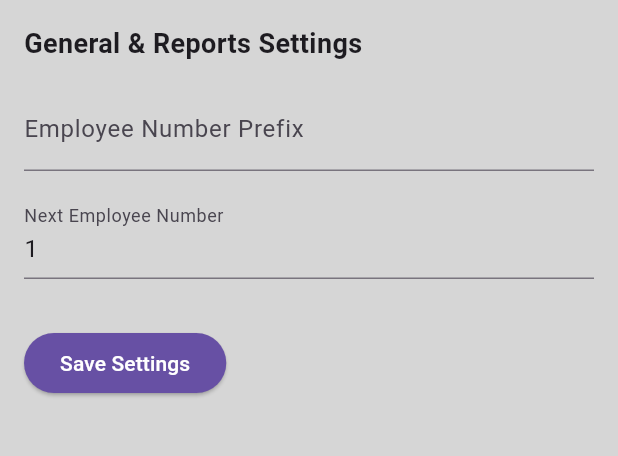
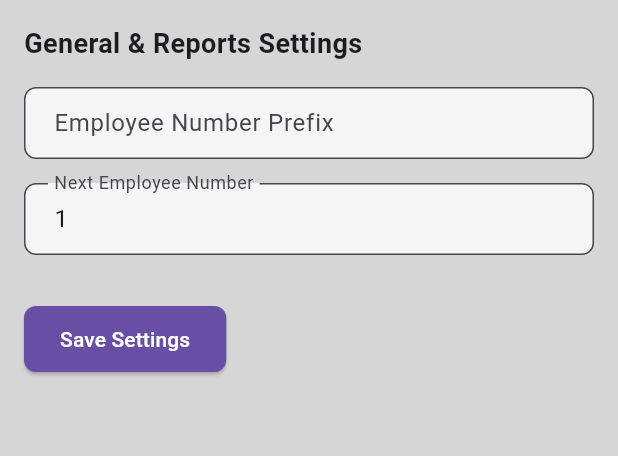
Before and after one commit to CaptainMorgan245/time_tracker_pro, a Flutter app: the screen it shows after launch, on a phone screen of 412 x 824 dp, the part 156-612 px from its top. Run offline on Flutter 3.47's test engine with Material 3 defaults, Android fonts, the phone set to English and light mode, and no system bars; our stand-ins replace sqflite; accounts and stored records are empty.

Commit message:
Safety commit, app running correctly, before refactoring the app 2Sept25

```diff
--- a/lib/main.dart
+++ b/lib/main.dart
@@ -30,11 +30,57 @@ class TrialApp extends StatelessWidget {
             color: Colors.white,
           ),
         ),
+
+        cardTheme: const CardThemeData(
+          color: Colors.white,
+          elevation: 4.0,
+          shape: RoundedRectangleBorder(
+            borderRadius: BorderRadius.all(Radius.circular(8.0)),
+          ),
+        ),
+
+        inputDecorationTheme: InputDecorationTheme(
+          border: OutlineInputBorder(
+            borderRadius: BorderRadius.circular(8.0),
+          ),
+          contentPadding: const EdgeInsets.symmetric(horizontal: 16.0, vertical: 12.0),
+          filled: true,
+          fillColor: Colors.grey[100],
+        ),
+
+        elevatedButtonTheme: ElevatedButtonThemeData(
+          style: ElevatedButton.styleFrom(
+            backgroundColor: Colors.blueGrey,
+            foregroundColor: Colors.white,
+            shape: RoundedRectangleBorder(
+              borderRadius: BorderRadius.circular(8.0),
+            ),
+            padding: const EdgeInsets.symmetric(horizontal: 24.0, vertical: 12.0),
+          ),
+        ),
+
+        textButtonTheme: TextButtonThemeData(
+          style: TextButton.styleFrom(
+            foregroundColor: Colors.blueGrey,
+          ),
+        ),
+
+        outlinedButtonTheme: OutlinedButtonThemeData(
+          style: OutlinedButton.styleFrom(
+            foregroundColor: Colors.blueGrey,
+            shape: RoundedRectangleBorder(
+              borderRadius: BorderRadius.circular(8.0),
+            ),
+            padding: const EdgeInsets.symmetric(horizontal: 24.0, vertical: 12.0),
+          ),
+        ),
       ),
       home: FutureBuilder<bool>(
+        // Use the static instance getter
         future: SettingsService.instance.hasSettings(),
         builder: (context, snapshot) {
           if (snapshot.connectionState == ConnectionState.waiting) {
+            // Show a loading screen that matches the app's theme.
             return Scaffold(
               backgroundColor: Theme.of(context).scaffoldBackgroundColor,
               body: const Center(child: CircularProgressIndicator()),
--- a/lib/project_add_form.dart
+++ b/lib/project_add_form.dart
@@ -3,6 +3,7 @@
 import 'package:flutter/material.dart';
 import 'package:time_tracker_pro/models.dart';
 import 'package:time_tracker_pro/project_repository.dart';
+import 'package:flutter/services.dart';
 
 class ProjectAddForm extends StatefulWidget {
   final List<Client> clients;
@@ -37,6 +38,7 @@ class _ProjectAddFormState extends State<ProjectAddForm> {
   }
 
   Future<void> _submit() async {
+    SystemChannels.textInput.invokeMethod('TextInput.hide');
     final projectName = _projectNameController.text.trim();
     final client = _selectedClient;
 
```
Also changed, not shown: lib/dashboard_screen.dart (+110 -90 lines), lib/expense_add_form.dart (+10 -8 lines), lib/expenses_list_screen.dart (+15 -10 lines), lib/models.dart (+9 -9 lines), lib/timer_add_form.dart (+3 -33 lines).
